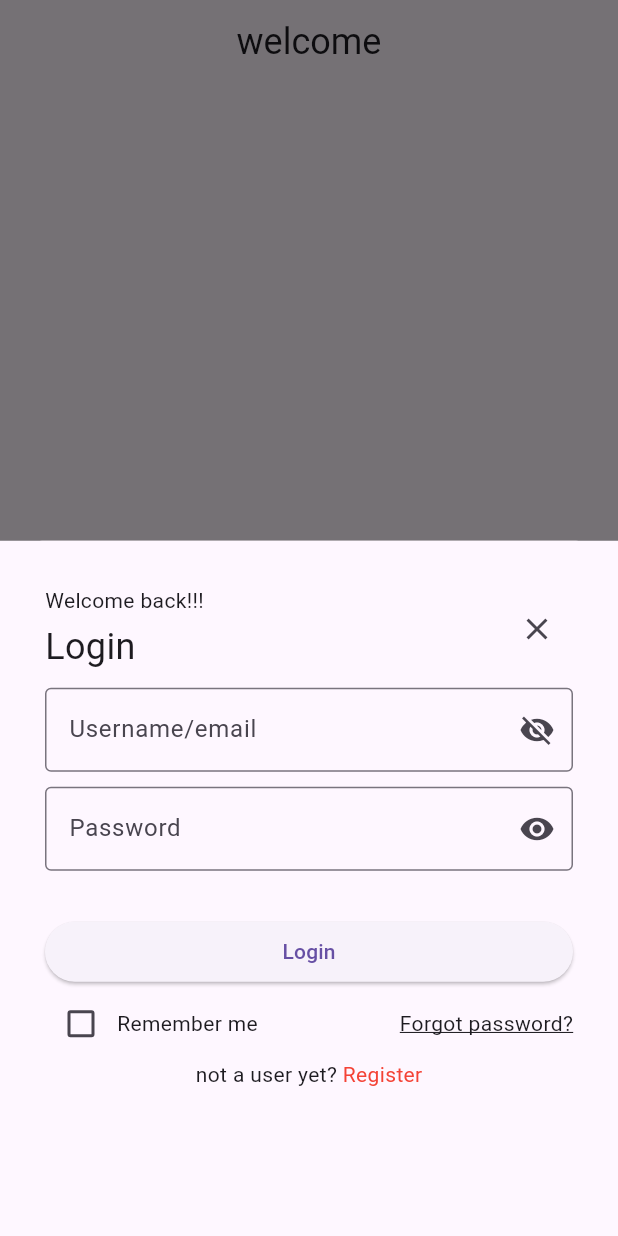
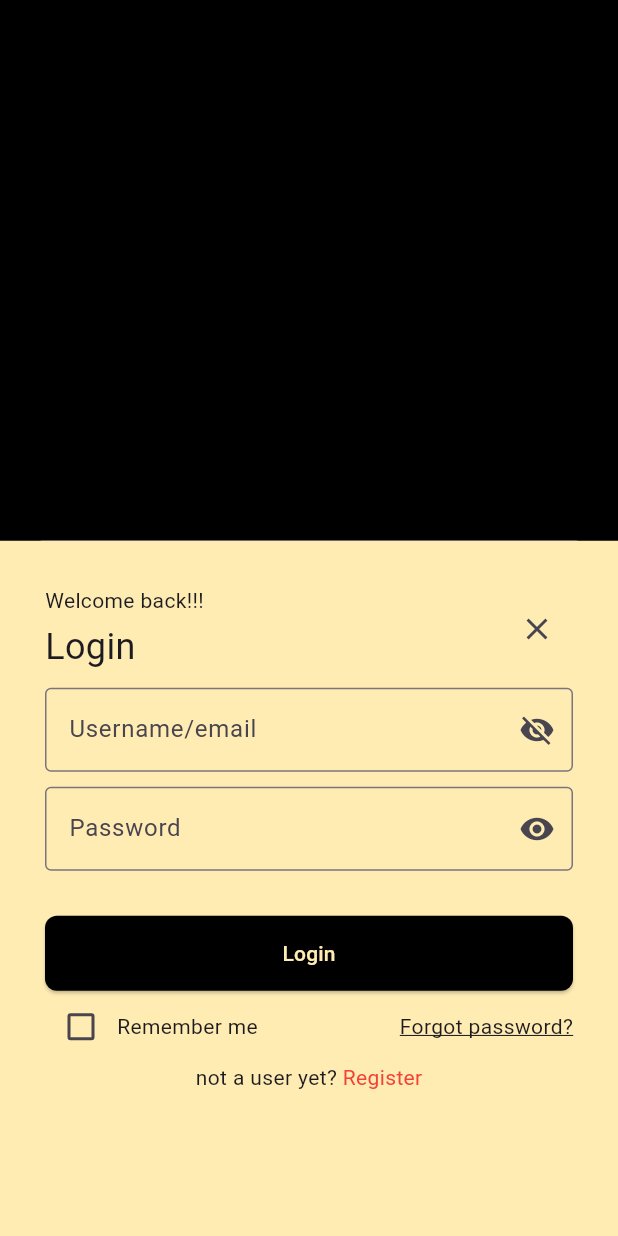
Before and after one commit to Amrabozaid/bottom_sheet, a Flutter app: the screen it shows after launch, after a tap on "Login", on a phone screen of 412 x 824 dp. Run offline on Flutter 3.47's test engine with Material 3 defaults, Android fonts, the phone set to English and light mode, and no system bars; missing offline and left inert: dart:ffi.

Commit message:
modified design

```diff
--- a/lib/views/home_page.dart
+++ b/lib/views/home_page.dart
@@ -11,31 +11,51 @@ class HomePage extends StatelessWidget {
 
   Widget build(BuildContext context) {
     return Scaffold(
-      appBar: AppBar(
-        title: const Center(child: Text("welcome",style: TextStyle(fontSize: 24),)),
-      ),
+      backgroundColor: Colors.black,
       body:  Center(
         child: Column(
           mainAxisAlignment: MainAxisAlignment.center,
           children: [
-            SizedBox(width: double.infinity,
+            // Image.asset('..../assets/asset1.png'),
+            const SizedBox(height: 20),
+            Padding(
+              padding: const EdgeInsets.all(8.0),
+              child: SizedBox(
+                height: 50,
+                width: double.infinity,
                 child: ElevatedButton(
+                  style: ElevatedButton.styleFrom(
+                    shape: RoundedRectangleBorder(borderRadius: BorderRadius.circular(8)),backgroundColor: Colors.amber[400]
+                  ),
+                  onPressed: () {
+                  showModalBottomSheet(
+                    context: context,
+                    builder: (context)=> RegisterBottomSheet(),
+                  );
+                }, child:const Text("Create Account",style:TextStyle(fontSize: 20,color: Colors.black),)),
+              ),
+            ),
+            Padding(
+              padding: const EdgeInsets.all(8.0),
+              child: SizedBox(
+                height: 50,
+                width: double.infinity,
+                child: ElevatedButton(
+                  style: ElevatedButton.styleFrom(
+                    shape: RoundedRectangleBorder(
+                      borderRadius: BorderRadius.circular(8),
+                      side: BorderSide(color: Colors.amber,width: 2)
+                    ),
+                      backgroundColor: Colors.black
+                  ),
                   onPressed: () {
                   showModalBottomSheet(
                     context: context,
                     builder: (context)=>LoginBottomSheet(),
                   );
-              }, child:const Text("Login")),
+                }, child:const Text("Login",style: TextStyle(fontSize: 24, color: Colors.amber),)),
               ),
-            const SizedBox(height: 20),
-            SizedBox(width: double.infinity,
-              child: ElevatedButton(onPressed: () {
-                showModalBottomSheet(
-                  context: context,
-                  builder: (context)=> RegisterBottomSheet(),
-                );
-              }, child:const Text("Register")),
-            )
+            ),
           ],
         ),
       ),
--- a/lib/widgets/login_bottom_sheet.dart
+++ b/lib/widgets/login_bottom_sheet.dart
@@ -41,6 +41,7 @@ class _LoginBottomSheetState extends State<LoginBottomSheet> {
   @override
   Widget build(BuildContext context) {
     return Scaffold(
+      backgroundColor: Colors.amber[100],
       resizeToAvoidBottomInset: true,
       body: Padding(
         padding: const EdgeInsets.all(30.0),
@@ -100,7 +101,12 @@ class _LoginBottomSheetState extends State<LoginBottomSheet> {
                   validator: _valdiatePassword,
                 ),
                 const SizedBox(height: 30),
-                SizedBox(width: double.infinity, child:ElevatedButton(onPressed: _submit, child: const Text("Login"))),
+                SizedBox(height: 50,width: double.infinity, child:ElevatedButton(
+                  style: ElevatedButton.styleFrom(
+                    shape: RoundedRectangleBorder(borderRadius: BorderRadius.circular(8)),backgroundColor: Colors.black
+                  ),
+                  onPressed: _submit, child: Text("Login",style: TextStyle(color: Colors.amber[100]))
+                )),
 
                 Row(
                   mainAxisAlignment: MainAxisAlignment.spaceBetween,
--- a/lib/widgets/register_bottom_sheet.dart
+++ b/lib/widgets/register_bottom_sheet.dart
@@ -58,6 +58,7 @@ class _RegisterBottomSheetState extends State<RegisterBottomSheet> {
 
   Widget build(BuildContext context) {
     return Scaffold(
+      backgroundColor: Colors.amber[100],
       resizeToAvoidBottomInset: true,
       body: Padding(
         padding: const EdgeInsets.all(30.0),
@@ -152,11 +153,14 @@ class _RegisterBottomSheetState extends State<RegisterBottomSheet> {
                 ),
 
                 const SizedBox(height: 20),
-                SizedBox(width: double.infinity, child:ElevatedButton(
-                  onPressed:_submit, child: const Text("Register")
+                SizedBox(height: 50,width: double.infinity, child:ElevatedButton(
+                  style: ElevatedButton.styleFrom(
+                    shape: RoundedRectangleBorder(borderRadius: BorderRadius.circular(8)),backgroundColor: Colors.black
+                  ),
+                  onPressed:_submit, child: Text("Register",style: TextStyle(color: Colors.amber[100]),)
                   )
                 ),
-
+                const SizedBox(height: 10),
                 Row(
                   mainAxisAlignment: MainAxisAlignment.center,
                   children: [
```
Also changed, not shown: assets/asset1.png (added). Lines whose indentation alone changed are shown as unchanged.
